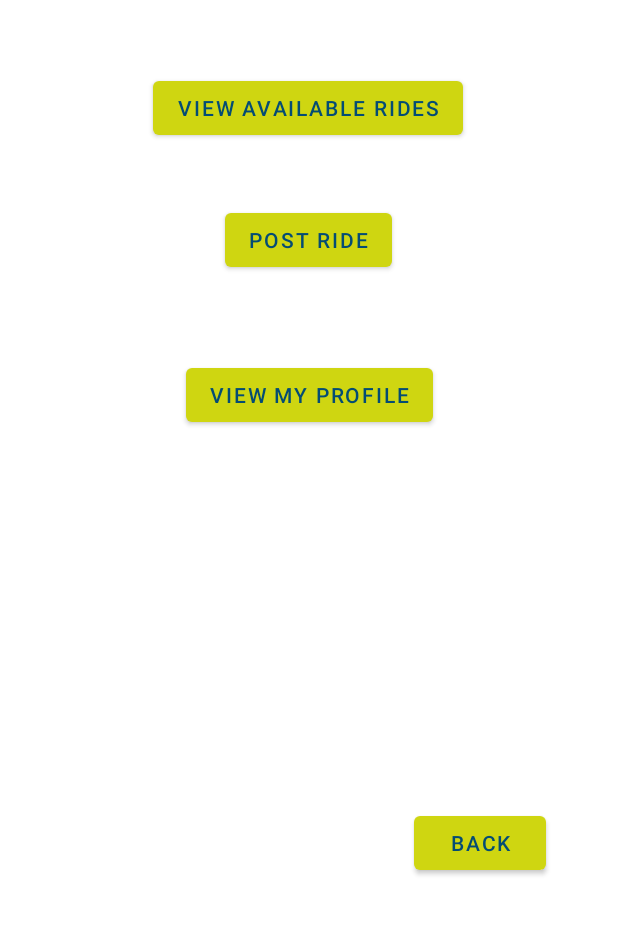
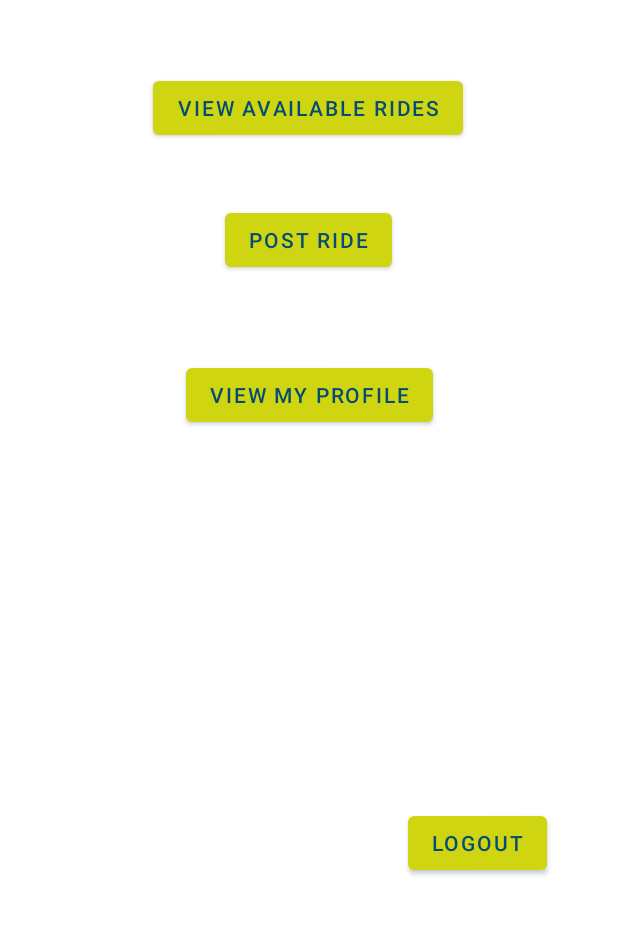
Before and after one commit to tlh38-depreciated/RideShare_Andriod, an Android app: the MainMenu screen opened directly, with no data from a screen before it, on a phone screen of 412 x 824 dp, the part 294-1229 px from its top. Run offline under Robolectric (Android 15) with nearby library versions, the phone set to English and light mode, and no system bars.

Commit message:
MainMenuLogout returns num users Logged in,works

```diff
--- a/app/src/main/java/net/rideshare_ptc/LoginActivity.java
+++ b/app/src/main/java/net/rideshare_ptc/LoginActivity.java
@@ -103,8 +103,6 @@ public class LoginActivity extends AppCompatActivity {
                         System.out.println(me);
                     }
 
-
-
         }
         catch (IOException e){
             startActivity(new Intent(LoginActivity.this, RidePostedSuccess.class).putExtra("Success Ride Posted", "User info: \n ERROR \n"+ e + entEmailAdd));
--- a/app/src/main/java/net/rideshare_ptc/MainMenu.java
+++ b/app/src/main/java/net/rideshare_ptc/MainMenu.java
@@ -14,6 +14,7 @@ public class MainMenu extends AppCompatActivity {
         super.onCreate(savedInstanceState);
         setContentView(R.layout.activity_main_menu);
         Button btnLogin = (Button) findViewById(R.id.btnMenuPost);
+        Button btnLogout = (Button) findViewById(R.id.btnMenuLogOut);
         btnLogin.setOnClickListener(new View.OnClickListener() {
             @Override
             public void onClick(View view) {
@@ -21,5 +22,19 @@ public class MainMenu extends AppCompatActivity {
                 startActivity(intent);
                 }
         });
+
+        btnLogout.setOnClickListener(new View.OnClickListener() {
+
+
+            @Override
+            public void onClick(View v) {
+                LoginManager mgr = LoginManager.getInstance();
+                Integer numUsersLoggedin = mgr.getLoggedInUsers().size();
+                btnLogout.setText(numUsersLoggedin.toString());//just checking that my login manager works
+                //if this turns to 1, that is good! woooo it worked...will
+                //fix and implement the logout tomorrow.
+            }
+        });
+
     }
 }
--- a/app/src/main/res/layout/activity_main_menu.xml
+++ b/app/src/main/res/layout/activity_main_menu.xml
@@ -54,10 +54,10 @@
         app:layout_constraintVertical_bias="0.139" />
 
     <Button
-        android:id="@+id/btnMenuBack"
+        android:id="@+id/btnMenuLogOut"
         android:layout_width="wrap_content"
         android:layout_height="wrap_content"
-        android:text="Back"
+        android:text="Logout"
         android:textColor="@color/ptc_DkBlue"
         app:layout_constraintBottom_toBottomOf="parent"
         app:layout_constraintEnd_toEndOf="parent"
```
